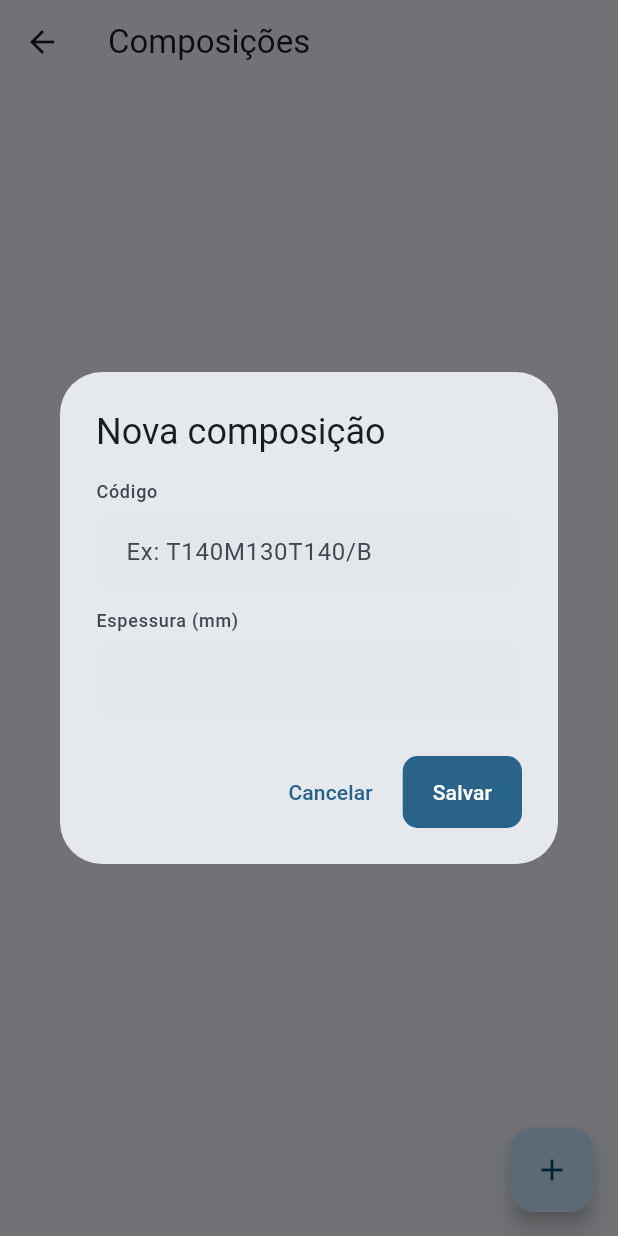
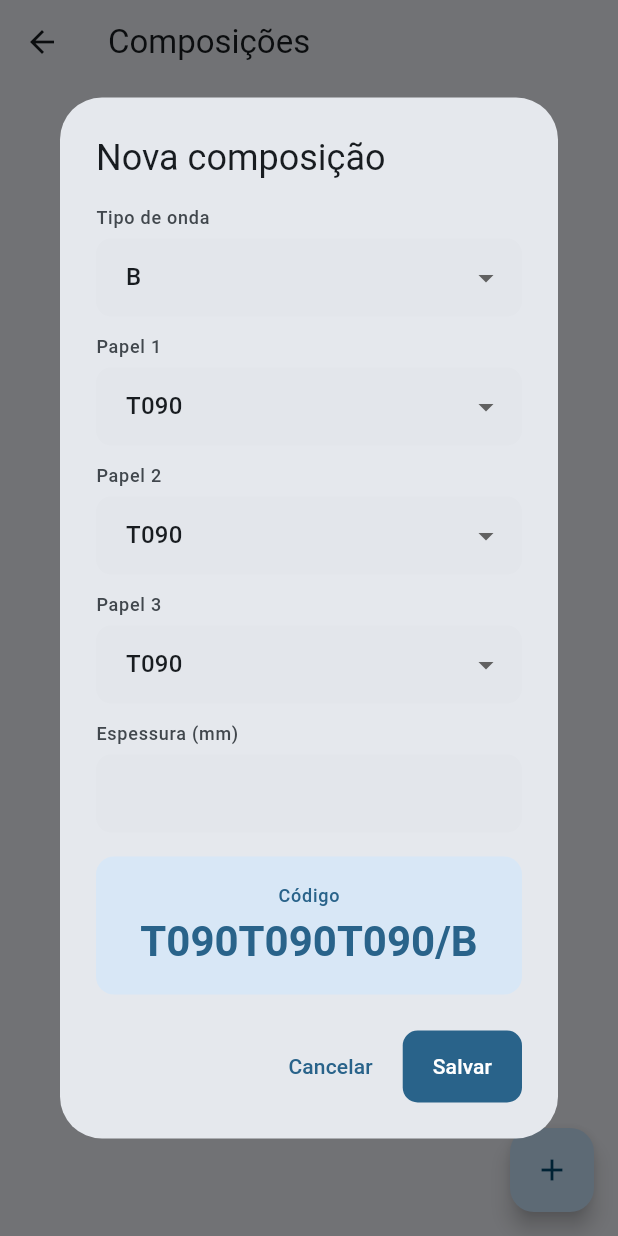
Before and after one commit to JoaoKF1/Controle-De-paletes, a Flutter app: the ComposicoesView screen opened directly, after a tap on the "add" icon, on a phone screen of 412 x 824 dp. Run offline on Flutter 3.47's test engine with Material 3 defaults, Android fonts, the phone set to English and light mode, and no system bars; our stand-ins replace connectivity_plus, drift, fl_chart, flutter_dotenv, flutter_riverpod, supabase_flutter; accounts and stored records are empty; generated files the repository leaves out were written again.

Commit message:
fix: build Android, fuso horário e cadastro de Composição papel a papel
Android: adiciona permissão de INTERNET (faltava e quebrava todo
acesso ao Supabase no celular) e desativa compilação incremental do
Kotlin (kotlin.incremental=false) — bug do Windows quando projeto e
pub cache ficam em drives diferentes.

Fuso horário: todas as entidades que liam data/hora do Supabase agora
convertem de UTC pra local (.toLocal()) — Palete, OrdemProducao,
Refugo, OcorrenciaQualidade. Sem isso a hora aparecia 3h adiantada
(Brasil é UTC-3).

Composição: cadastro passa a ser papel por papel em vez de código
livre — tipo de onda (B/C simples, DB/DC dupla) define 3 ou 5 campos
de papel, e o código é gerado pelo app. Migração com backfill das 2
composições já cadastradas.

Plano técnico atualizado: stack completa, seção de build Android, e
reordenação das sprints (9 = testes de qualidade nas chapas contra os
valores da FT, 10 = piloto, movida pro final).

```diff
--- a/lib/domain/entities/composicao.dart
+++ b/lib/domain/entities/composicao.dart
@@ -1,22 +1,66 @@
+/// Exemplo inicial de papéis disponíveis pro cadastro de Composição —
+/// lista fixa por enquanto, sem tela própria de cadastro.
+const papeisDisponiveis = ['T090', 'T110', 'T140', 'T170', 'T190', 'T210'];
+
+/// Onda simples (B ou C) usa 3 papéis (capa/miolo/capa); onda dupla (DB ou
+/// DC) usa 5 (capa/miolo/capa/miolo/capa).
+const tiposOnda = ['B', 'C', 'DB', 'DC'];
+
 class Composicao {
   final String id;
   final String codigo;
   final double espessuraMm;
+  final String? tipoOnda;
+  final List<String> papeis;
 
   const Composicao({
     required this.id,
     required this.codigo,
     required this.espessuraMm,
+    this.tipoOnda,
+    this.papeis = const [],
   });
+
+  /// Quantos campos de papel mostrar no formulário pra cada tipo de onda —
+  /// DB/DC (dupla) usa 5, B/C (simples) usa 3.
+  static int quantidadePapeis(String tipoOnda) =>
+      (tipoOnda == 'DB' || tipoOnda == 'DC') ? 5 : 3;
+
+  /// Ex.: "T140M130T140/B" — os papéis concatenados na ordem + o tipo de
+  /// onda. O app gera isso sozinho a partir dos papéis escolhidos, nunca é
+  /// digitado direto (mesmo padrão de "o app calcula, o usuário não
+  /// digita" já usado em `quantidade_calculada` — ver plano técnico, 9.1).
+  static String gerarCodigo({
+    required String tipoOnda,
+    required List<String> papeis,
+  }) {
+    return '${papeis.join()}/$tipoOnda';
+  }
 
   factory Composicao.fromMap(Map<String, dynamic> map) => Composicao(
     id: map['id'] as String,
     codigo: map['codigo'] as String,
     espessuraMm: (map['espessura_mm'] as num).toDouble(),
+    tipoOnda: map['tipo_onda'] as String?,
+    papeis: [
+      map['papel_1'] as String?,
+      map['papel_2'] as String?,
+      map['papel_3'] as String?,
+      map['papel_4'] as String?,
+      map['papel_5'] as String?,
+    ].whereType<String>().toList(),
   );
 
   Map<String, dynamic> toInsertMap() => {
     'codigo': codigo,
     'espessura_mm': espessuraMm,
+    'tipo_onda': tipoOnda,
+    'papel_1': _papel(0),
+    'papel_2': _papel(1),
+    'papel_3': _papel(2),
+    'papel_4': _papel(3),
+    'papel_5': _papel(4),
   };
+
+  String? _papel(int indice) => indice < papeis.length ? papeis[indice] : null;
 }
--- a/lib/domain/entities/ocorrencia_qualidade.dart
+++ b/lib/domain/entities/ocorrencia_qualidade.dart
@@ -36,7 +36,7 @@ class OcorrenciaQualidade {
       motivo: map['motivo'] as String,
       status: map['status'] as String,
       abertoPor: map['aberto_por'] as String,
-      dataAbertura: DateTime.parse(map['data_abertura'] as String),
+      dataAbertura: DateTime.parse(map['data_abertura'] as String).toLocal(),
       paleteNumeroSequencial: palete['numero_sequencial'] as int,
       numeroOp: ordem['numero_op'] as String,
     );
--- a/lib/domain/entities/ordem_producao.dart
+++ b/lib/domain/entities/ordem_producao.dart
@@ -20,7 +20,7 @@ class OrdemProducao {
     numeroOp: map['numero_op'] as String,
     fichaTecnicaId: map['ficha_tecnica_id'] as String,
     quantidadePedida: map['quantidade_pedida'] as int,
-    dataPedido: DateTime.parse(map['data_pedido'] as String),
+    dataPedido: DateTime.parse(map['data_pedido'] as String).toLocal(),
     status: map['status'] as String? ?? 'aberta',
   );
 
--- a/lib/domain/entities/palete.dart
+++ b/lib/domain/entities/palete.dart
@@ -67,7 +67,7 @@ class Palete {
     setorOrigem: map['setor_origem'] as String,
     codigoBarras: map['codigo_barras'] as String?,
     responsavelId: map['responsavel_id'] as String,
-    dataHora: DateTime.parse(map['data_hora'] as String),
+    dataHora: DateTime.parse(map['data_hora'] as String).toLocal(),
     quantidadeReprovada: map['quantidade_reprovada'] as int? ?? 0,
     saldoDisponivel:
         map['saldo_disponivel'] as int? ?? map['quantidade_calculada'] as int,
@@ -161,7 +161,7 @@ class OrdemProducaoInfo {
       id: map['id'] as String,
       numeroOp: map['numero_op'] as String,
       quantidadePedida: map['quantidade_pedida'] as int,
-      dataPedido: DateTime.parse(map['data_pedido'] as String),
+      dataPedido: DateTime.parse(map['data_pedido'] as String).toLocal(),
       status: map['status'] as String,
       codigoFt: ft['codigo_ft'] as String,
       qpPadrao: ft['qp_padrao'] as int,
--- a/lib/domain/entities/refugo.dart
+++ b/lib/domain/entities/refugo.dart
@@ -30,6 +30,6 @@ class Refugo {
     responsavelId: map['responsavel_id'] as String,
     quantidade: map['quantidade'] as int,
     motivo: map['motivo'] as String,
-    dataHora: DateTime.parse(map['data_hora'] as String),
+    dataHora: DateTime.parse(map['data_hora'] as String).toLocal(),
   );
 }
--- a/lib/features/cadastros/view/composicoes_view.dart
+++ b/lib/features/cadastros/view/composicoes_view.dart
@@ -53,29 +53,68 @@ class ComposicoesView extends ConsumerWidget {
 
   Future<void> _abrirFormulario(BuildContext context, WidgetRef ref) async {
     final formKey = GlobalKey<FormState>();
-    final codigoController = TextEditingController();
     final espessuraController = TextEditingController();
+    var tipoOndaSelecionado = tiposOnda.first;
+    var papeisSelecionados = List.generate(
+      Composicao.quantidadePapeis(tipoOndaSelecionado),
+      (_) => papeisDisponiveis.first,
+    );
 
     await showDialog<void>(
       context: context,
-      builder: (dialogContext) => AlertDialog(
+      builder: (dialogContext) => StatefulBuilder(
+        builder: (dialogContext, setState) {
+          final codigoGerado = Composicao.gerarCodigo(
+            tipoOnda: tipoOndaSelecionado,
+            papeis: papeisSelecionados,
+          );
+
+          return AlertDialog(
             title: const Text('Nova composição'),
             content: SizedBox(
               width: 380,
+              child: SingleChildScrollView(
                 child: Form(
                   key: formKey,
                   child: Column(
                     crossAxisAlignment: CrossAxisAlignment.stretch,
                     mainAxisSize: MainAxisSize.min,
                     children: [
-                CampoRotulado(
-                  rotulo: 'Código',
-                  controller: codigoController,
-                  hint: 'Ex: T140M130T140/B',
-                  validator: (v) =>
-                      (v == null || v.trim().isEmpty) ? 'Obrigatório' : null,
+                      DropdownRotulado(
+                        rotulo: 'Tipo de onda',
+                        valor: tipoOndaSelecionado,
+                        itens: tiposOnda
+                            .map(
+                              (t) => DropdownMenuItem(value: t, child: Text(t)),
+                            )
+                            .toList(),
+                        onChanged: (v) => setState(() {
+                          tipoOndaSelecionado = v!;
+                          final quantidade = Composicao.quantidadePapeis(v);
+                          papeisSelecionados = List.generate(
+                            quantidade,
+                            (i) => i < papeisSelecionados.length
+                                ? papeisSelecionados[i]
+                                : papeisDisponiveis.first,
+                          );
+                        }),
                       ),
                       const SizedBox(height: 12),
+                      for (var i = 0; i < papeisSelecionados.length; i++) ...[
+                        DropdownRotulado(
+                          rotulo: 'Papel ${i + 1}',
+                          valor: papeisSelecionados[i],
+                          itens: papeisDisponiveis
+                              .map(
+                                (p) =>
+                                    DropdownMenuItem(value: p, child: Text(p)),
+                              )
+                              .toList(),
+                          onChanged: (v) =>
+                              setState(() => papeisSelecionados[i] = v!),
+                        ),
+                        const SizedBox(height: 12),
+                      ],
                       CampoRotulado(
                         rotulo: 'Espessura (mm)',
                         controller: espessuraController,
@@ -84,7 +123,10 @@ class ComposicoesView extends ConsumerWidget {
                         ),
                         validator: validarNumeroPositivo,
                       ),
+                      const SizedBox(height: 16),
+                      CartaoResultado(rotulo: 'Código', valor: codigoGerado),
                     ],
+                  ),
                 ),
               ),
             ),
@@ -98,10 +140,12 @@ class ComposicoesView extends ConsumerWidget {
                   if (!formKey.currentState!.validate()) return;
                   final composicao = Composicao(
                     id: '',
-                codigo: codigoController.text.trim(),
+                    codigo: codigoGerado,
                     espessuraMm: double.parse(
                       espessuraController.text.replaceAll(',', '.'),
                     ),
+                    tipoOnda: tipoOndaSelecionado,
+                    papeis: papeisSelecionados,
                   );
                   await ref
                       .read(cadastrosRepositoryProvider)
@@ -112,6 +156,8 @@ class ComposicoesView extends ConsumerWidget {
                 child: const Text('Salvar'),
               ),
             ],
+          );
+        },
       ),
     );
   }
```
Also changed, not shown: 5 other files. Lines whose indentation alone changed are shown as unchanged.
